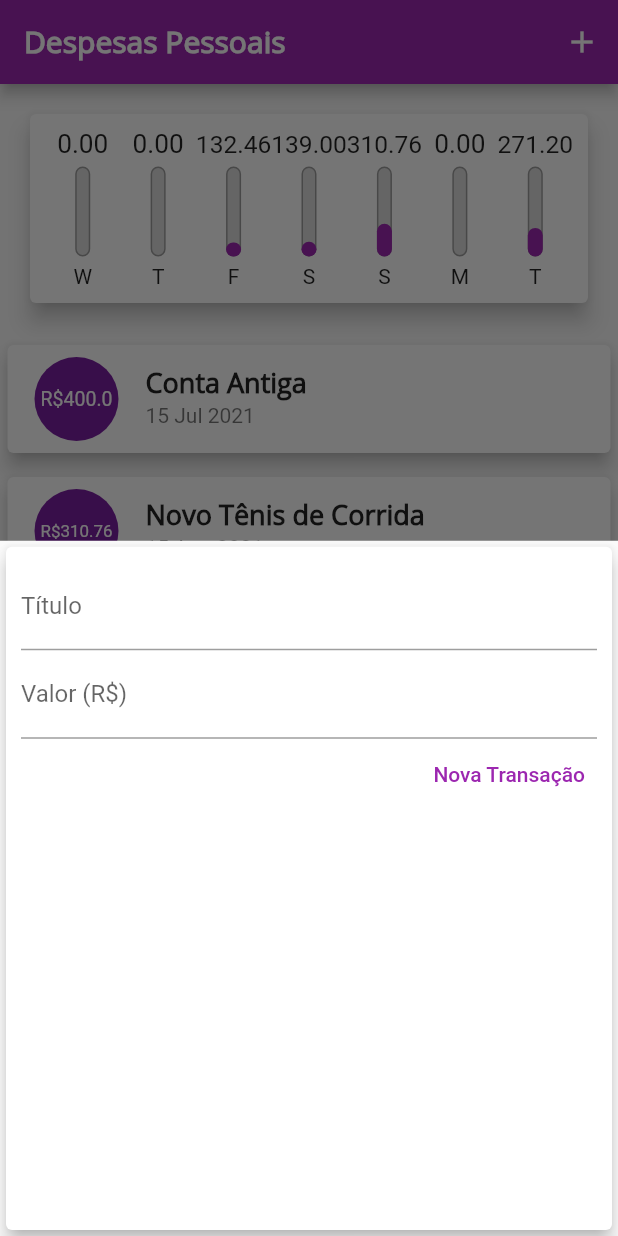
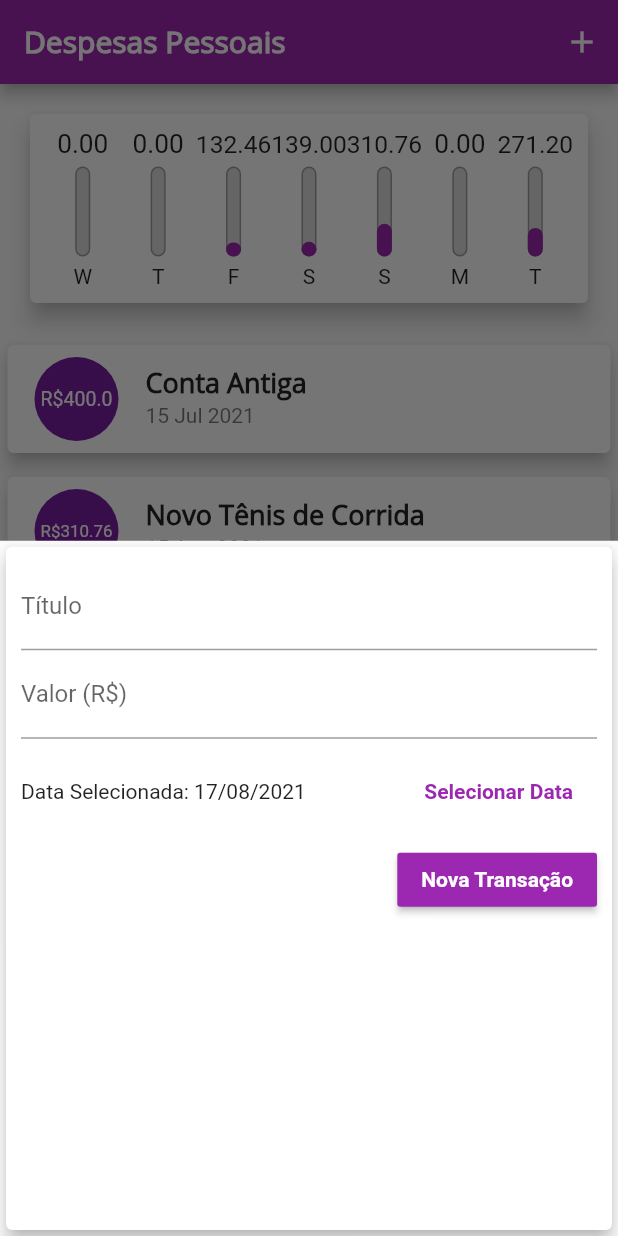
Before and after one commit to Rodrigoo-Oliveira/AppDespesasPessoais, a Flutter app: the screen it shows after launch, after a tap on the "add" icon, on a phone screen of 412 x 824 dp. Run offline on Flutter 3.47's test engine with Material 2 defaults, Android fonts, the phone set to English and light mode, and no system bars; Roboto replaces fonts that are missing (Quicksand).

Commit message:
Aplicando melhorias

```diff
--- a/lib/components/transaction_form.dart
+++ b/lib/components/transaction_form.dart
@@ -1,4 +1,5 @@
 import 'package:flutter/material.dart';
+import 'package:intl/intl.dart';
 
 class TransactionForm extends StatefulWidget {
   final void Function(String, double) onSubmit;
@@ -10,19 +11,36 @@ class TransactionForm extends StatefulWidget {
 }
 
 class _TransactionFormState extends State<TransactionForm> {
-  final titleController = TextEditingController();
-
-  final valueController = TextEditingController();
+  final _titleController = TextEditingController();
+  final _valueController = TextEditingController();
+  DateTime _selectedDate = DateTime.now();
 
   _submitForm() {
-    final title = titleController.text;
-    final value = double.tryParse(valueController.text) ?? 0.0;
+    final title = _titleController.text;
+    final value = double.tryParse(_valueController.text) ?? 0.0;
 
     if (title.isEmpty || value <= 0) {
       return;
     }
 
     widget.onSubmit(title, value);
+  }
+
+  _showDatePicker() {
+    showDatePicker(
+      context: context,
+      initialDate: DateTime.now(),
+      firstDate: DateTime(2019),
+      lastDate: DateTime.now(),
+    ).then((pickedDate) {
+      if(pickedDate == null) {
+        return;
+      }
+
+      setState(() {
+        _selectedDate = pickedDate;
+      });
+    });
   }
 
   @override
@@ -34,30 +52,51 @@ class _TransactionFormState extends State<TransactionForm> {
         child: Column(
           children: <Widget>[
             TextField(
-              controller: titleController,
+              controller: _titleController,
               onSubmitted: (_) => _submitForm,
               decoration: InputDecoration(
                 labelText: 'Título',
               ),
             ),
             TextField(
-              controller: valueController,
+              controller: _valueController,
               keyboardType: TextInputType.numberWithOptions(decimal: true),
               onSubmitted: (_) => _submitForm,
               decoration: InputDecoration(
                 labelText: 'Valor (R\$)',
               ),
             ),
+            Container(
+              height: 70,
+              child: Row(
+                children: <Widget>[
+                  Expanded(
+                    child: Text(
+                      _selectedDate == null ? 'Nenhuma data selecionada!'
+                      :'Data Selecionada: ${DateFormat('dd/MM/y').format(_selectedDate)}'
+                    ),
+                  ),
+                  FlatButton(
+                    textColor: Theme.of(context).primaryColor,
+                    child: Text('Selecionar Data',
+                      style: TextStyle(
+                        fontWeight: FontWeight.bold,
+                      )
+                    ),
+                    onPressed: _showDatePicker,
+                  )
+                ],
+              ),
+            ),
             Row(
               mainAxisAlignment: MainAxisAlignment.end,
               children: <Widget>[
-                TextButton(
-                  child: Text(
-                    'Nova Transação',
-                    style: TextStyle(color: Colors.purple),
-                  ),
+                RaisedButton(
+                  child: Text('Nova Transação'),
+                  color: Theme.of(context).primaryColor,
+                  textColor: Theme.of(context).textTheme.button!.color,
                   onPressed: _submitForm,
-                )
+                ),
               ],
             ),
           ],
--- a/lib/main.dart
+++ b/lib/main.dart
@@ -24,6 +24,10 @@ class ExpensesApp extends StatelessWidget {
               fontSize: 18,
               fontWeight: FontWeight.bold
           ),
+          button: TextStyle(
+            color: Colors.white,
+            fontWeight: FontWeight.bold,
+          )
         ),
         appBarTheme: AppBarTheme(
           textTheme: ThemeData.light().textTheme.copyWith(
```
